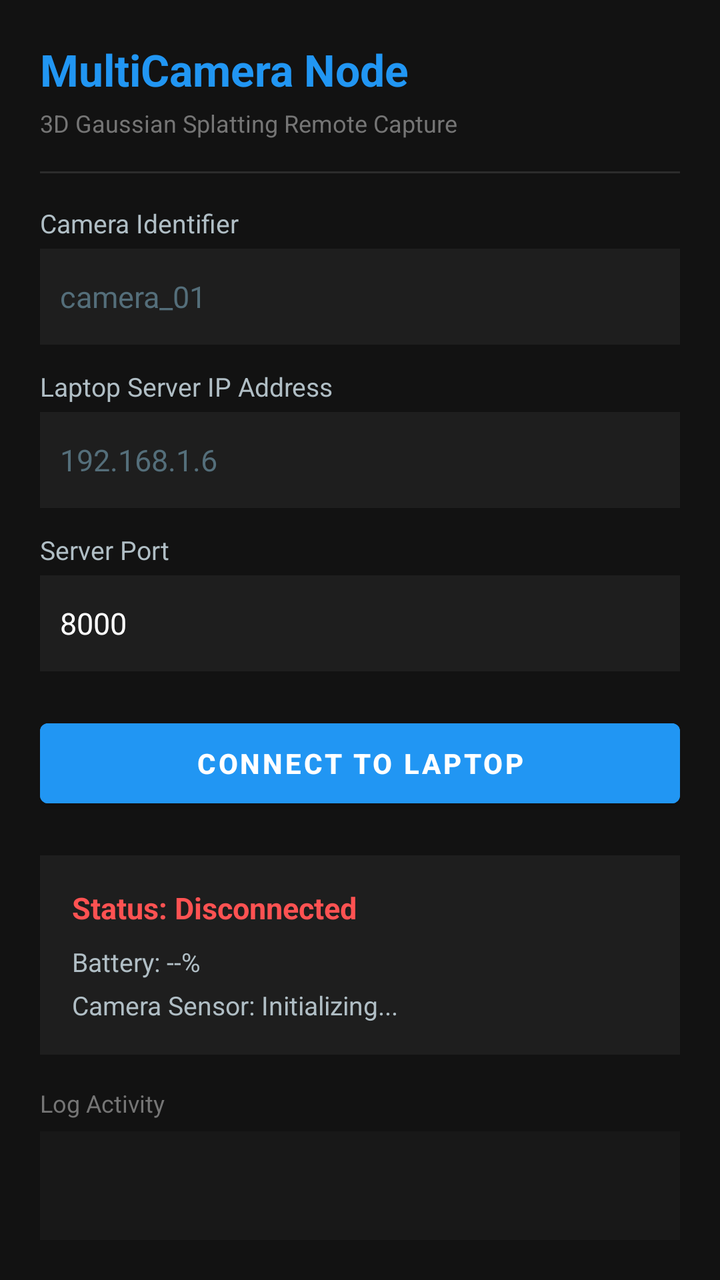
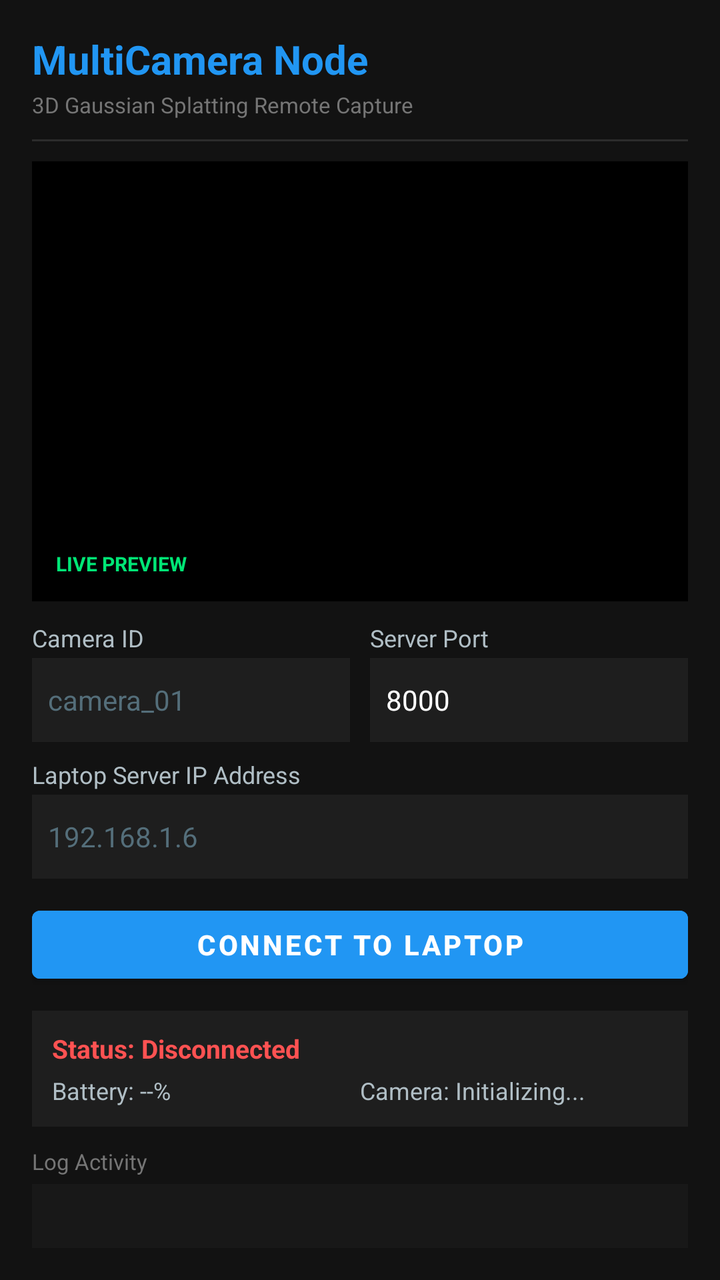

Two renders of the same Android screen: before a commit and after it. Below are the layout's source before the change and the commit's diff.
<!-- AndroidManifest.xml: application theme Theme.MultiCameraCapture -->
<!-- res/layout/activity_main.xml -->
<?xml version="1.0" encoding="utf-8"?>
<LinearLayout xmlns:android="http://schemas.android.com/apk/res/android"
    android:layout_width="match_parent"
    android:layout_height="match_parent"
    android:background="#121212"
    android:orientation="vertical"
    android:padding="20dp">

    
    <TextView
        android:layout_width="wrap_content"
        android:layout_height="wrap_content"
        android:text="MultiCamera Node"
        android:textColor="#2196F3"
        android:textSize="22sp"
        android:textStyle="bold" />

    <TextView
        android:layout_width="wrap_content"
        android:layout_height="wrap_content"
        android:layout_marginTop="4dp"
        android:text="3D Gaussian Splatting Remote Capture"
        android:textColor="#757575"
        android:textSize="12sp" />

    <View
        android:layout_width="match_parent"
        android:layout_height="1dp"
        android:layout_marginTop="16dp"
        android:layout_marginBottom="16dp"
        android:background="#2C2C2C" />

    
    <TextView
        android:layout_width="wrap_content"
        android:layout_height="wrap_content"
        android:text="Camera Identifier"
        android:textColor="#B0BEC5"
        android:textSize="13sp" />

    <EditText
        android:id="@+id/etCameraId"
        android:layout_width="match_parent"
        android:layout_height="48dp"
        android:layout_marginTop="4dp"
        android:background="#1E1E1E"
        android:hint="camera_01"
        android:padding="10dp"
        android:textColor="#FFFFFF"
        android:textColorHint="#546E7A"
        android:textSize="15sp" />

    <TextView
        android:layout_width="wrap_content"
        android:layout_height="wrap_content"
        android:layout_marginTop="12dp"
        android:text="Laptop Server IP Address"
        android:textColor="#B0BEC5"
        android:textSize="13sp" />

    <EditText
        android:id="@+id/etServerHost"
        android:layout_width="match_parent"
        android:layout_height="48dp"
        android:layout_marginTop="4dp"
        android:background="#1E1E1E"
        android:hint="192.168.1.6"
        android:inputType="textUri"
        android:padding="10dp"
        android:textColor="#FFFFFF"
        android:textColorHint="#546E7A"
        android:textSize="15sp" />

    <TextView
        android:layout_width="wrap_content"
        android:layout_height="wrap_content"
        android:layout_marginTop="12dp"
        android:text="Server Port"
        android:textColor="#B0BEC5"
        android:textSize="13sp" />

    <EditText
        android:id="@+id/etServerPort"
        android:layout_width="match_parent"
        android:layout_height="48dp"
        android:layout_marginTop="4dp"
        android:background="#1E1E1E"
        android:hint="8000"
        android:inputType="number"
        android:padding="10dp"
        android:text="8000"
        android:textColor="#FFFFFF"
        android:textColorHint="#546E7A"
        android:textSize="15sp" />

    
    <Button
        android:id="@+id/btnConnect"
        android:layout_width="match_parent"
        android:layout_height="52dp"
        android:layout_marginTop="20dp"
        android:backgroundTint="#2196F3"
        android:text="@string/connect"
        android:textColor="#FFFFFF"
        android:textStyle="bold" />

    
    <LinearLayout
        android:layout_width="match_parent"
        android:layout_height="wrap_content"
        android:layout_marginTop="20dp"
        android:background="#1E1E1E"
        android:orientation="vertical"
        android:padding="16dp">

        <TextView
            android:id="@+id/tvStatus"
            android:layout_width="wrap_content"
            android:layout_height="wrap_content"
            android:text="@string/status_disconnected"
            android:textColor="#FF5252"
            android:textSize="15sp"
            android:textStyle="bold" />

        <TextView
            android:id="@+id/tvBattery"
            android:layout_width="wrap_content"
            android:layout_height="wrap_content"
            android:layout_marginTop="8dp"
            android:text="Battery: --%"
            android:textColor="#B0BEC5"
            android:textSize="13sp" />

        <TextView
            android:id="@+id/tvCameraReady"
            android:layout_width="wrap_content"
            android:layout_height="wrap_content"
            android:layout_marginTop="4dp"
            android:text="Camera Sensor: Initializing..."
            android:textColor="#B0BEC5"
            android:textSize="13sp" />
    </LinearLayout>

    
    <TextView
        android:layout_width="wrap_content"
        android:layout_height="wrap_content"
        android:layout_marginTop="16dp"
        android:text="Log Activity"
        android:textColor="#757575"
        android:textSize="12sp" />

    <ScrollView
        android:layout_width="match_parent"
        android:layout_height="0dp"
        android:layout_marginTop="6dp"
        android:layout_weight="1"
        android:background="#181818">

        <TextView
            android:id="@+id/tvLog"
            android:layout_width="match_parent"
            android:layout_height="wrap_content"
            android:fontFamily="monospace"
            android:padding="10dp"
            android:textColor="#A5D6A7"
            android:textSize="11sp" />
    </ScrollView>

</LinearLayout>
<!-- resources referenced by this layout -->
<resources>
  <string name="connect">Connect to Laptop</string>
  <string name="status_disconnected">Status: Disconnected</string>
  <style name="Theme.MultiCameraCapture" parent="Theme.MaterialComponents.DayNight.DarkActionBar">
          <item name="colorPrimary">#2196F3</item>
          <item name="colorPrimaryVariant">#1976D2</item>
          <item name="colorOnPrimary">#FFFFFF</item>
          <item name="colorSecondary">#03DAC6</item>
          <item name="colorSecondaryVariant">#018786</item>
          <item name="colorOnSecondary">#000000</item>
      </style>
</resources>

<!-- the commit's change to res/layout/activity_main.xml (unified diff, before → after) -->
@@ -4,7 +4,7 @@
     android:layout_height="match_parent"
     android:background="#121212"
     android:orientation="vertical"
-    android:padding="20dp">
+    android:padding="16dp">
 
     
     <TextView
@@ -12,93 +12,143 @@
         android:layout_height="wrap_content"
         android:text="MultiCamera Node"
         android:textColor="#2196F3"
-        android:textSize="22sp"
+        android:textSize="20sp"
         android:textStyle="bold" />
 
     <TextView
         android:layout_width="wrap_content"
         android:layout_height="wrap_content"
-        android:layout_marginTop="4dp"
+        android:layout_marginTop="2dp"
         android:text="3D Gaussian Splatting Remote Capture"
         android:textColor="#757575"
-        android:textSize="12sp" />
+        android:textSize="11sp" />
 
     <View
         android:layout_width="match_parent"
         android:layout_height="1dp"
-        android:layout_marginTop="16dp"
-        android:layout_marginBottom="16dp"
+        android:layout_marginTop="10dp"
+        android:layout_marginBottom="10dp"
         android:background="#2C2C2C" />
 
     
-    <TextView
-        android:layout_width="wrap_content"
-        android:layout_height="wrap_content"
-        android:text="Camera Identifier"
-        android:textColor="#B0BEC5"
-        android:textSize="13sp" />
-
-    <EditText
-        android:id="@+id/etCameraId"
-        android:layout_width="match_parent"
-        android:layout_height="48dp"
-        android:layout_marginTop="4dp"
-        android:background="#1E1E1E"
-        android:hint="camera_01"
-        android:padding="10dp"
-        android:textColor="#FFFFFF"
-        android:textColorHint="#546E7A"
-        android:textSize="15sp" />
-
-    <TextView
-        android:layout_width="wrap_content"
-        android:layout_height="wrap_content"
-        android:layout_marginTop="12dp"
+    <FrameLayout
+        android:layout_width="match_parent"
+        android:layout_height="220dp"
+        android:background="#000000">
+
+        <TextureView
+            android:id="@+id/viewFinder"
+            android:layout_width="match_parent"
+            android:layout_height="match_parent" />
+
+        <TextView
+            android:id="@+id/tvPreviewOverlay"
+            android:layout_width="wrap_content"
+            android:layout_height="wrap_content"
+            android:layout_gravity="bottom|start"
+            android:layout_margin="8dp"
+            android:background="#80000000"
+            android:padding="4dp"
+            android:text="LIVE PREVIEW"
+            android:textColor="#00E676"
+            android:textSize="10sp"
+            android:textStyle="bold" />
+    </FrameLayout>
+
+    
+    <LinearLayout
+        android:layout_width="match_parent"
+        android:layout_height="wrap_content"
+        android:layout_marginTop="10dp"
+        android:orientation="horizontal">
+
+        <LinearLayout
+            android:layout_width="0dp"
+            android:layout_height="wrap_content"
+            android:layout_weight="1"
+            android:orientation="vertical">
+
+            <TextView
+                android:layout_width="wrap_content"
+                android:layout_height="wrap_content"
+                android:text="Camera ID"
+                android:textColor="#B0BEC5"
+                android:textSize="12sp" />
+
+            <EditText
+                android:id="@+id/etCameraId"
+                android:layout_width="match_parent"
+                android:layout_height="42dp"
+                android:layout_marginTop="2dp"
+                android:background="#1E1E1E"
+                android:hint="camera_01"
+                android:padding="8dp"
+                android:textColor="#FFFFFF"
+                android:textColorHint="#546E7A"
+                android:textSize="14sp" />
+        </LinearLayout>
+
+        <View
+            android:layout_width="10dp"
+            android:layout_height="match_parent" />
+
+        <LinearLayout
+            android:layout_width="0dp"
+            android:layout_height="wrap_content"
+            android:layout_weight="1"
+            android:orientation="vertical">
+
+            <TextView
+                android:layout_width="wrap_content"
+                android:layout_height="wrap_content"
+                android:text="Server Port"
+                android:textColor="#B0BEC5"
+                android:textSize="12sp" />
+
+            <EditText
+                android:id="@+id/etServerPort"
+                android:layout_width="match_parent"
+                android:layout_height="42dp"
+                android:layout_marginTop="2dp"
+                android:background="#1E1E1E"
+                android:hint="8000"
+                android:inputType="number"
+                android:padding="8dp"
+                android:text="8000"
+                android:textColor="#FFFFFF"
+                android:textColorHint="#546E7A"
+                android:textSize="14sp" />
+        </LinearLayout>
+    </LinearLayout>
+
+    
+    <TextView
+        android:layout_width="wrap_content"
+        android:layout_height="wrap_content"
+        android:layout_marginTop="8dp"
         android:text="Laptop Server IP Address"
         android:textColor="#B0BEC5"
-        android:textSize="13sp" />
+        android:textSize="12sp" />
 
     <EditText
         android:id="@+id/etServerHost"
         android:layout_width="match_parent"
-        android:layout_height="48dp"
-        android:layout_marginTop="4dp"
+        android:layout_height="42dp"
+        android:layout_marginTop="2dp"
         android:background="#1E1E1E"
         android:hint="192.168.1.6"
         android:inputType="textUri"
-        android:padding="10dp"
+        android:padding="8dp"
         android:textColor="#FFFFFF"
         android:textColorHint="#546E7A"
-        android:textSize="15sp" />
-
-    <TextView
-        android:layout_width="wrap_content"
-        android:layout_height="wrap_content"
-        android:layout_marginTop="12dp"
-        android:text="Server Port"
-        android:textColor="#B0BEC5"
-        android:textSize="13sp" />
-
-    <EditText
-        android:id="@+id/etServerPort"
-        android:layout_width="match_parent"
-        android:layout_height="48dp"
-        android:layout_marginTop="4dp"
-        android:background="#1E1E1E"
-        android:hint="8000"
-        android:inputType="number"
-        android:padding="10dp"
-        android:text="8000"
-        android:textColor="#FFFFFF"
-        android:textColorHint="#546E7A"
-        android:textSize="15sp" />
+        android:textSize="14sp" />
 
     
     <Button
         android:id="@+id/btnConnect"
         android:layout_width="match_parent"
-        android:layout_height="52dp"
-        android:layout_marginTop="20dp"
+        android:layout_height="46dp"
+        android:layout_marginTop="10dp"
         android:backgroundTint="#2196F3"
         android:text="@string/connect"
         android:textColor="#FFFFFF"
@@ -108,10 +158,10 @@
     <LinearLayout
         android:layout_width="match_parent"
         android:layout_height="wrap_content"
-        android:layout_marginTop="20dp"
+        android:layout_marginTop="10dp"
         android:background="#1E1E1E"
         android:orientation="vertical"
-        android:padding="16dp">
+        android:padding="10dp">
 
         <TextView
             android:id="@+id/tvStatus"
@@ -119,41 +169,48 @@
             android:layout_height="wrap_content"
             android:text="@string/status_disconnected"
             android:textColor="#FF5252"
-            android:textSize="15sp"
+            android:textSize="13sp"
             android:textStyle="bold" />
 
-        <TextView
-            android:id="@+id/tvBattery"
-            android:layout_width="wrap_content"
-            android:layout_height="wrap_content"
-            android:layout_marginTop="8dp"
-            android:text="Battery: --%"
-            android:textColor="#B0BEC5"
-            android:textSize="13sp" />
-
-        <TextView
-            android:id="@+id/tvCameraReady"
-            android:layout_width="wrap_content"
+        <LinearLayout
+            android:layout_width="match_parent"
             android:layout_height="wrap_content"
             android:layout_marginTop="4dp"
-            android:text="Camera Sensor: Initializing..."
-            android:textColor="#B0BEC5"
-            android:textSize="13sp" />
+            android:orientation="horizontal">
+
+            <TextView
+                android:id="@+id/tvBattery"
+                android:layout_width="0dp"
+                android:layout_height="wrap_content"
+                android:layout_weight="1"
+                android:text="Battery: --%"
+                android:textColor="#B0BEC5"
+                android:textSize="12sp" />
+
+            <TextView
+                android:id="@+id/tvCameraReady"
+                android:layout_width="0dp"
+                android:layout_height="wrap_content"
+                android:layout_weight="1"
+                android:text="Camera: Initializing..."
+                android:textColor="#B0BEC5"
+                android:textSize="12sp" />
+        </LinearLayout>
     </LinearLayout>
 
     
     <TextView
         android:layout_width="wrap_content"
         android:layout_height="wrap_content"
-        android:layout_marginTop="16dp"
+        android:layout_marginTop="10dp"
         android:text="Log Activity"
         android:textColor="#757575"
-        android:textSize="12sp" />
+        android:textSize="11sp" />
 
     <ScrollView
         android:layout_width="match_parent"
         android:layout_height="0dp"
-        android:layout_marginTop="6dp"
+        android:layout_marginTop="4dp"
         android:layout_weight="1"
         android:background="#181818">
 
@@ -162,7 +219,7 @@
             android:layout_width="match_parent"
             android:layout_height="wrap_content"
             android:fontFamily="monospace"
-            android:padding="10dp"
+            android:padding="8dp"
             android:textColor="#A5D6A7"
             android:textSize="11sp" />
     </ScrollView>
